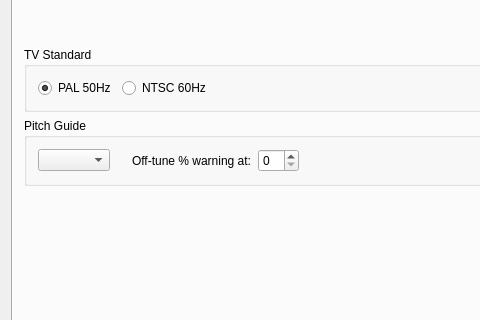
The window that mainwindow.ui (steux/tiatracker) describes before a commit, drawn with Qt 5; both pictures show x 0 to 480 and y 283 to 603 of the 1064 by 783 pixel window.
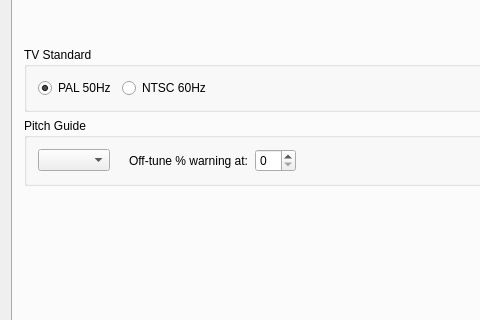
The same window after the commit. Icons and pictures are not drawn. Custom widgets are drawn as their Qt base class.

Commit message: about dialog

Patch:
```diff
--- a/mainwindow.ui
+++ b/mainwindow.ui
@@ -1320,7 +1320,7 @@
            <item>
             <widget class="QLabel" name="label_21">
              <property name="text">
-              <string>   </string>
+              <string/>
              </property>
             </widget>
            </item>
```
Left out of the diff: 20 changed lines with no effect on the pictures. The commit also changes 6 other files.
